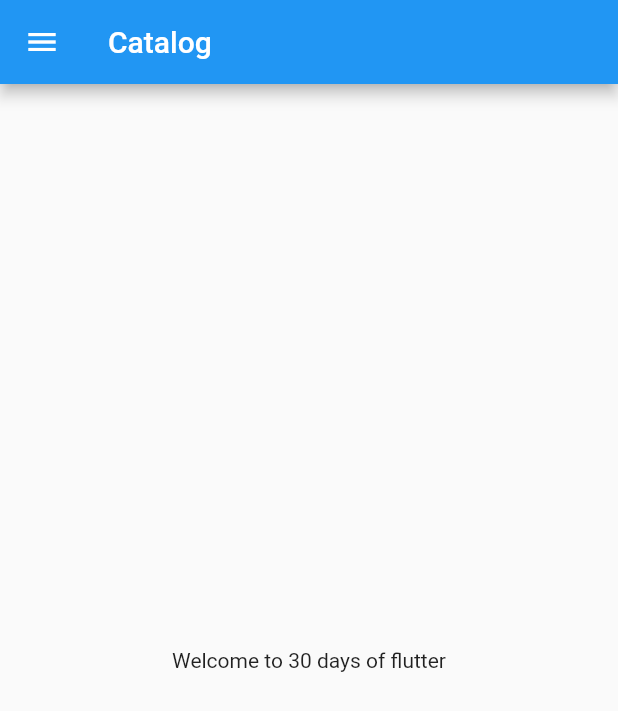
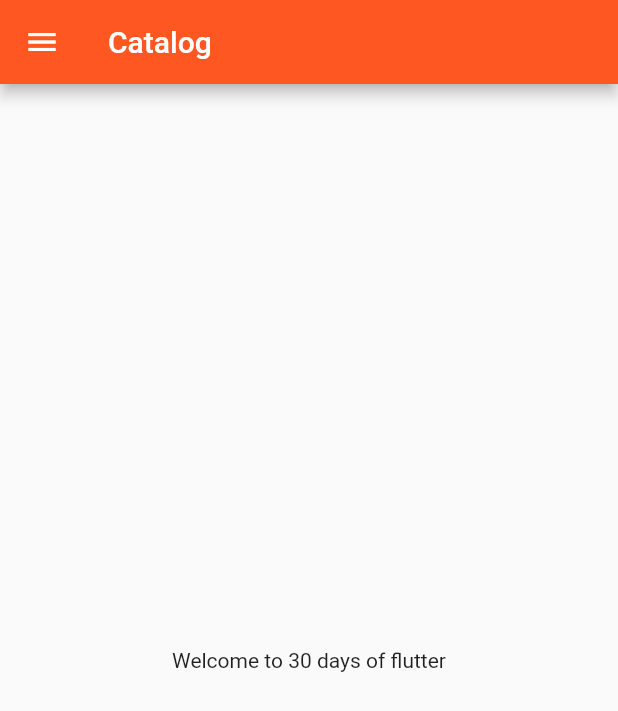
Before and after one commit to Tusar-2003/flutter_catalog, a Flutter app: the screen it shows after launch, on a phone screen of 412 x 824 dp. Shown: the top 711 px of the screen. Run offline on Flutter 3.47's test engine with Material 2 defaults, Android fonts, the phone set to English and light mode, and no system bars.

Commit message:
Third Commit

```diff
--- a/lib/main.dart
+++ b/lib/main.dart
@@ -1,19 +1,25 @@
 import 'package:flutter/material.dart';
-import 'package:flutter_catalog/home_page.dart';
-import 'home_page.dart';
+import 'package:flutter_catalog/pages/home_page.dart';
+import 'package:flutter_catalog/pages/login_page.dart';
 
 void main() {
-  runApp(const MyApp());
+  runApp(MyApp());
 }
 
 class MyApp extends StatelessWidget {
-  const MyApp({Key? key}) : super(key: key);
-
   // This widget is the root of your application.
   @override
   Widget build(BuildContext context) {
     return MaterialApp(
-      home: HomePage(),
+      themeMode: ThemeMode.light,
+      theme: ThemeData(primarySwatch: Colors.deepOrange),
+      darkTheme: ThemeData(brightness: Brightness.dark),
+      initialRoute: "/home",
+      routes: {
+        "/": (context) => LoginPage(),
+        "/home": (context) => HomePage(),
+        "/login": (context) => LoginPage()
+      },
     );
   }
 }
--- a/lib/home_page.dart
+++ b/lib/pages/home_page.dart
@@ -6,7 +6,6 @@ class HomePage extends StatelessWidget {
     return Scaffold(
       appBar: AppBar(
         title: Text("Catalog"),
-
       ),
       body: Center(
         child: Container(
```
Also changed, not shown: lib/pages/login_page.dart (added, +16 -0 lines), 1 other file.
